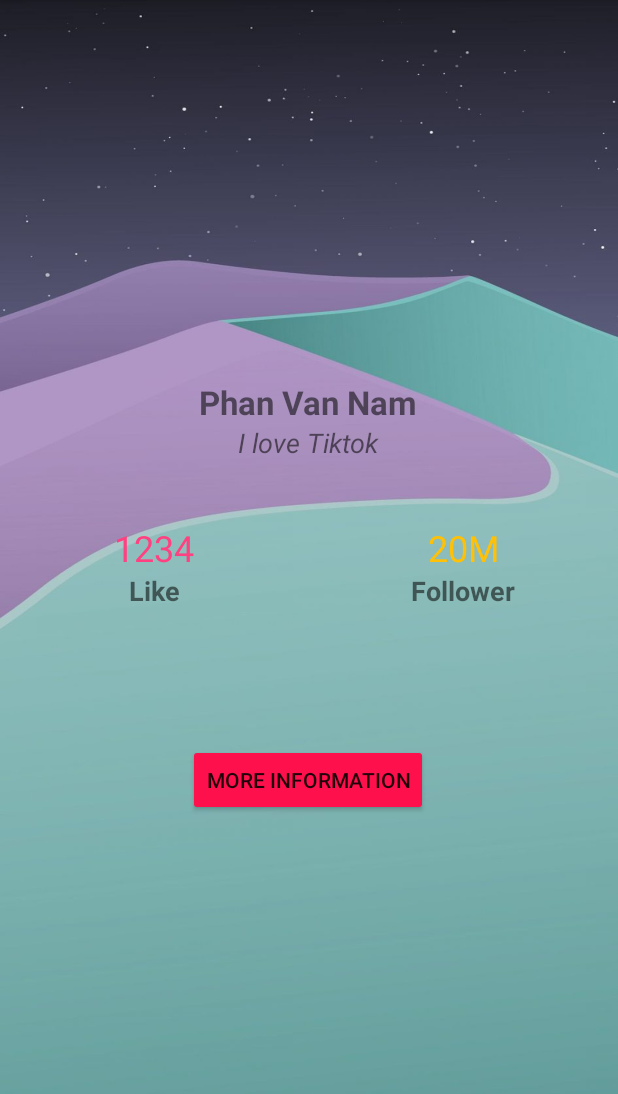
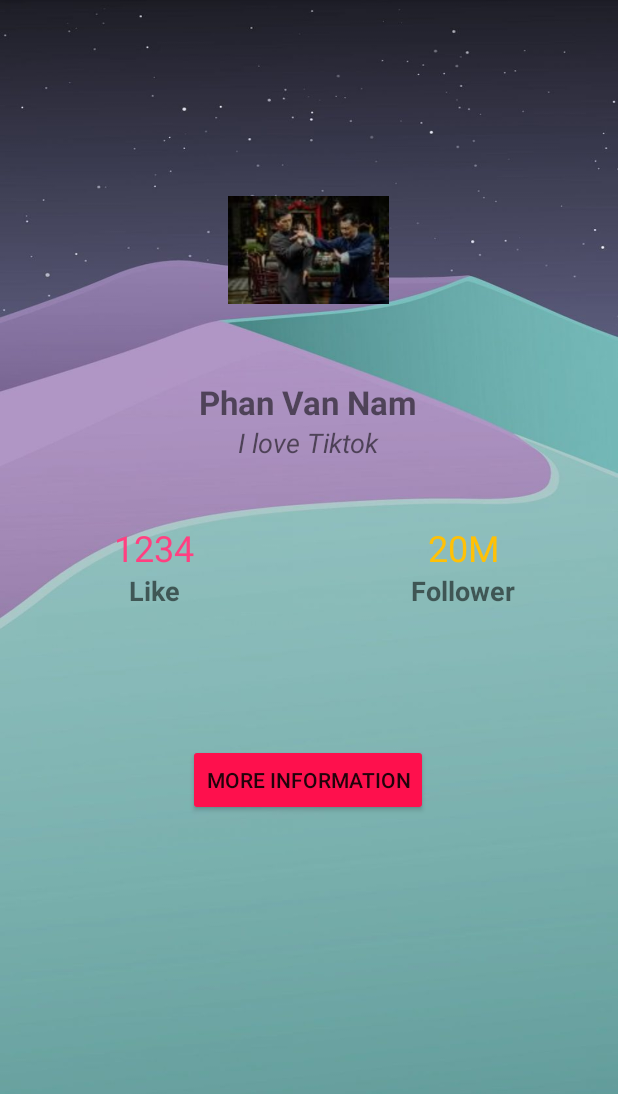
Before and after one commit to pvnamGit/prm301, an Android app: the ProfilePage screen opened directly, with no data from a screen before it, on a phone screen of 412 x 824 dp, the part 84-1178 px from its top. Run offline under Robolectric (Android 15) with nearby library versions, the phone set to English and light mode, and no system bars.

Commit message:
update android src

```diff
--- a/app/src/main/res/layout/my_profile.xml
+++ b/app/src/main/res/layout/my_profile.xml
@@ -8,8 +8,8 @@
 
     <ImageView
         android:id="@+id/profile_picture"
-        android:layout_width="wrap_content"
-        android:layout_height="120dp"
+        android:layout_width="107dp"
+        android:layout_height="76dp"
         android:layout_alignParentStart="true"
         android:layout_alignParentEnd="true"
         app:layout_constraintBottom_toTopOf="@+id/main_info"
@@ -18,7 +18,7 @@
         app:layout_constraintStart_toStartOf="parent"
         app:layout_constraintTop_toTopOf="parent"
         app:layout_constraintVertical_bias="0.727"
-        tools:srcCompat="@drawable/profile_ip_man" />
+        android:src="@drawable/profile_ip_man" />
 
     <RelativeLayout
         android:id="@+id/main_info"
```
